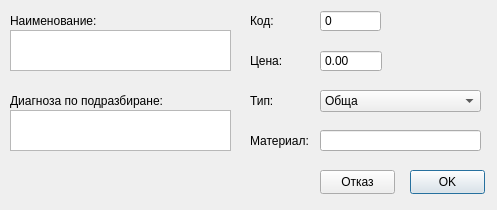
The window that src/View/SettingsDialog/ProcedureTemplateDialog/ProcedureTemplateDialog.ui (thefinalcutbg/DinoDent) describes before a commit, drawn with Qt 5.
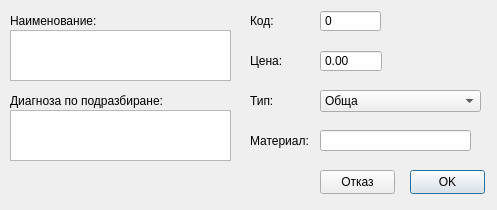
The same window after the commit. Custom widgets are drawn as their Qt base class.

```diff
--- a/src/View/SettingsDialog/ProcedureTemplateDialog/ProcedureTemplateDialog.ui
+++ b/src/View/SettingsDialog/ProcedureTemplateDialog/ProcedureTemplateDialog.ui
@@ -13,17 +13,7 @@
   <property name="windowTitle">
    <string>ProcedureTemplateDialog</string>
   </property>
-  <widget class="QTextEdit" name="textEdit">
-   <property name="geometry">
-    <rect>
-     <x>10</x>
-     <y>30</y>
-     <width>221</width>
-     <height>41</height>
-    </rect>
-   </property>
-  </widget>
-  <widget class="QComboBox" name="comboBox">
+  <widget class="QComboBox" name="typeEdit">
    <property name="geometry">
     <rect>
      <x>320</x>
@@ -169,16 +159,6 @@
     <string>Цена:</string>
    </property>
   </widget>
-  <widget class="QLineEdit" name="lineEdit">
-   <property name="geometry">
-    <rect>
-     <x>320</x>
-     <y>130</y>
-     <width>161</width>
-     <height>21</height>
-    </rect>
-   </property>
-  </widget>
   <widget class="QLabel" name="label_6">
    <property name="geometry">
     <rect>
@@ -192,17 +172,7 @@
     <string>Материал:</string>
    </property>
   </widget>
-  <widget class="QTextEdit" name="textEdit_2">
-   <property name="geometry">
-    <rect>
-     <x>10</x>
-     <y>110</y>
-     <width>221</width>
-     <height>41</height>
-    </rect>
-   </property>
-  </widget>
-  <widget class="QPushButton" name="pushButton">
+  <widget class="QPushButton" name="okButton">
    <property name="geometry">
     <rect>
      <x>410</x>
@@ -228,8 +198,74 @@
     <string>Отказ</string>
    </property>
   </widget>
+  <widget class="TextEdit" name="nameEdit">
+   <property name="geometry">
+    <rect>
+     <x>10</x>
+     <y>30</y>
+     <width>221</width>
+     <height>51</height>
+    </rect>
+   </property>
+   <property name="acceptDrops">
+    <bool>false</bool>
+   </property>
+   <property name="verticalScrollBarPolicy">
+    <enum>Qt::ScrollBarAlwaysOff</enum>
+   </property>
+   <property name="horizontalScrollBarPolicy">
+    <enum>Qt::ScrollBarAlwaysOff</enum>
+   </property>
+   <property name="acceptRichText">
+    <bool>false</bool>
+   </property>
+  </widget>
+  <widget class="TextEdit" name="diagnosisEdit">
+   <property name="geometry">
+    <rect>
+     <x>10</x>
+     <y>110</y>
+     <width>221</width>
+     <height>51</height>
+    </rect>
+   </property>
+   <property name="acceptDrops">
+    <bool>false</bool>
+   </property>
+   <property name="verticalScrollBarPolicy">
+    <enum>Qt::ScrollBarAlwaysOff</enum>
+   </property>
+   <property name="horizontalScrollBarPolicy">
+    <enum>Qt::ScrollBarAlwaysOff</enum>
+   </property>
+   <property name="acceptRichText">
+    <bool>false</bool>
+   </property>
+  </widget>
+  <widget class="LineEdit" name="materialEdit">
+   <property name="geometry">
+    <rect>
+     <x>320</x>
+     <y>130</y>
+     <width>151</width>
+     <height>21</height>
+    </rect>
+   </property>
+  </widget>
  </widget>
  <layoutdefault spacing="6" margin="11"/>
+ <customwidgets>
+  <customwidget>
+   <class>TextEdit</class>
+   <extends>QTextEdit</extends>
+   <header>View/uiComponents/qt_derived/TextEdit.h</header>
+  </customwidget>
+  <customwidget>
+   <class>LineEdit</class>
+   <extends>QLineEdit</extends>
+   <header>View/uiComponents/qt_derived/LineEdit.h</header>
+  </customwidget>
+ </customwidgets>
  <resources/>
  <connections/>
 </ui>
```
Left out of the diff: 6 changed lines with no effect on the pictures.
